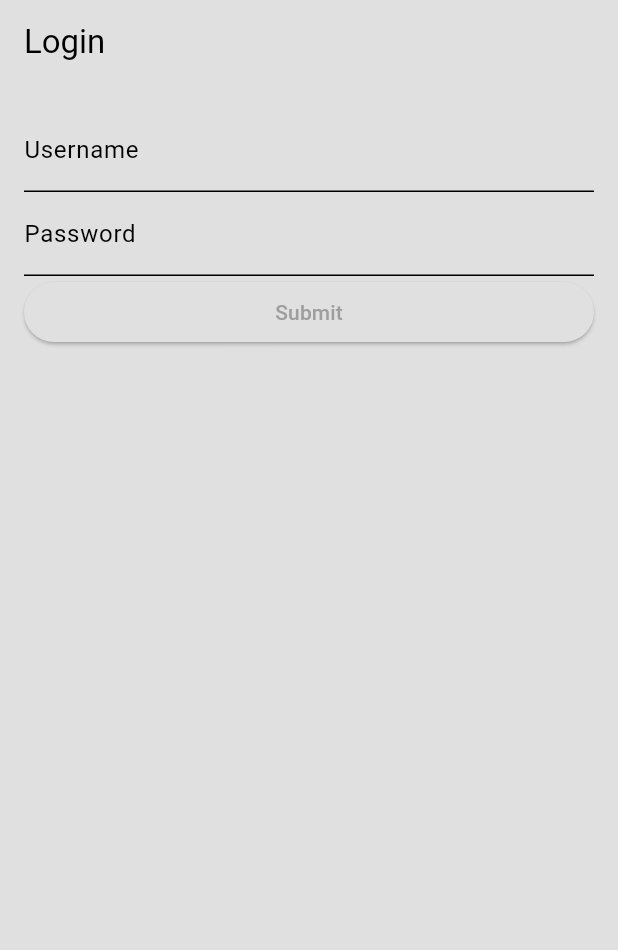
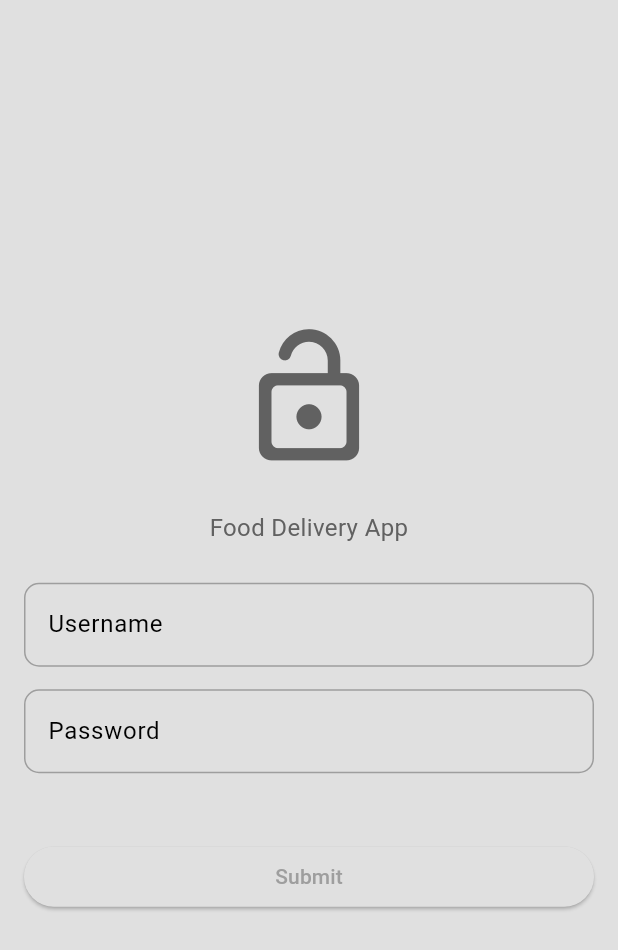
Before and after one commit to salahbm/junkie, a Flutter app: the screen it shows after launch, on a phone screen of 412 x 824 dp. Shown: the top 950 px of the screen. Run offline on Flutter 3.47's test engine with Material 3 defaults, Android fonts, the light colour scheme and no system bars.

Commit message:
[add]: text field

```diff
--- /dev/null
+++ b/lib/components/textfield.dart
@@ -0,0 +1,36 @@
+import 'package:flutter/material.dart';
+
+class Textfield extends StatelessWidget {
+  final String hintText;
+  final TextEditingController controller;
+  final bool obscureText;
+
+  const Textfield(
+      {Key? key,
+      required this.hintText,
+      required this.controller,
+      required this.obscureText})
+      : super(key: key);
+
+  @override
+  Widget build(BuildContext context) {
+    return TextField(
+      controller: controller,
+      obscureText: obscureText,
+      decoration: InputDecoration(
+        hintText: hintText,
+        border: OutlineInputBorder(
+          borderRadius: BorderRadius.circular(10),
+        ),
+        enabledBorder: OutlineInputBorder(
+          borderRadius: BorderRadius.circular(10),
+          borderSide: BorderSide(color: Theme.of(context).colorScheme.primary),
+        ),
+        focusedBorder: OutlineInputBorder(
+          borderRadius: BorderRadius.circular(10),
+          borderSide: BorderSide(color: Theme.of(context).colorScheme.tertiary),
+        ),
+      ),
+    );
+  }
+}
--- a/lib/screens/auth/login_page.dart
+++ b/lib/screens/auth/login_page.dart
@@ -1,4 +1,5 @@
 import 'package:flutter/material.dart';
+import 'package:junkie/components/textfield.dart';
 
 class LoginPage extends StatefulWidget {
   const LoginPage({super.key});
@@ -15,37 +16,39 @@ class _LoginPageState extends State<LoginPage> {
   @override
   Widget build(BuildContext context) {
     return Scaffold(
-      appBar: AppBar(
-        title: Text('Login'),
-      ),
+        backgroundColor: Theme.of(context).colorScheme.surface,
         body: Padding(
           padding: const EdgeInsets.all(16.0),
-        child: Form(
+          child: Column(
+            mainAxisAlignment: MainAxisAlignment.center,
+            children: [
+              Icon(Icons.lock_open_rounded,
+                  size: 100,
+                  color: Theme.of(context).colorScheme.inversePrimary),
+              SizedBox(height: 25),
+              Text('Food Delivery App',
+                  style: TextStyle(
+                      fontSize: 16,
+                      color: Theme.of(context).colorScheme.inversePrimary),
+                  textAlign: TextAlign.center),
+              SizedBox(height: 25),
+              Form(
                 key: _formKey,
                 child: Column(
                   crossAxisAlignment: CrossAxisAlignment.stretch,
                   children: <Widget>[
-              TextFormField(
+                    Textfield(
                       controller: _usernameController,
-                decoration: const InputDecoration(labelText: 'Username'),
-                validator: (value) {
-                  if (value!.isEmpty) {
-                    return 'Please enter your username';
-                  }
-                  return null;
-                },
+                      hintText: 'Username',
+                      obscureText: false,
                     ),
-              TextFormField(
+                    SizedBox(height: 15),
+                    Textfield(
                       controller: _passwordController,
-                decoration: const InputDecoration(labelText: 'Password'),
+                      hintText: 'Password',
                       obscureText: true,
-                validator: (value) {
-                  if (value!.isEmpty) {
-                    return 'Please enter your password';
-                  }
-                  return null;
-                },
                     ),
+                    SizedBox(height: 45),
                     ElevatedButton(
                       onPressed: () {
                         if (_formKey.currentState!.validate()) {
@@ -57,8 +60,9 @@ class _LoginPageState extends State<LoginPage> {
                     ),
                   ],
                 ),
+              )
+            ],
           ),
-      ),
-    );
+        ));
   }
 }
```
Lines whose indentation alone changed are shown as unchanged.
